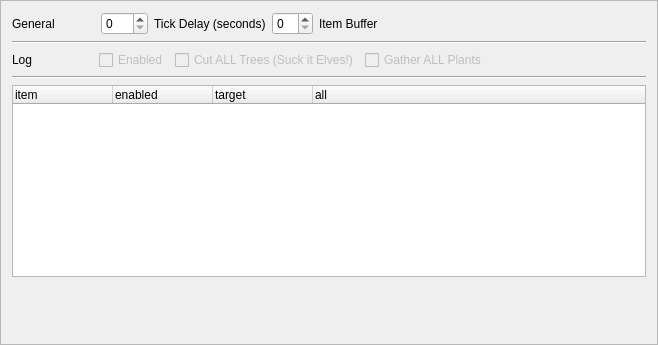
Old version of the form configframe.ui in the repository jkackley/jeremykackley-dfjobs-improvment.
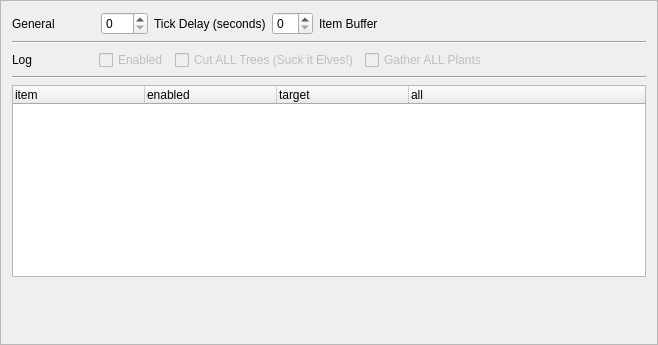
New version of the form.

Commit message: Added potash from lye, clay, and pearlash.

```diff
--- a/configframe.ui
+++ b/configframe.ui
@@ -170,6 +170,9 @@
    </item>
    <item>
     <widget class="QTreeWidget" name="treeWidget">
+     <attribute name="headerDefaultSectionSize">
+      <number>132</number>
+     </attribute>
      <column>
       <property name="text">
        <string>item</string>
```
The commit also changes 1 other file.
